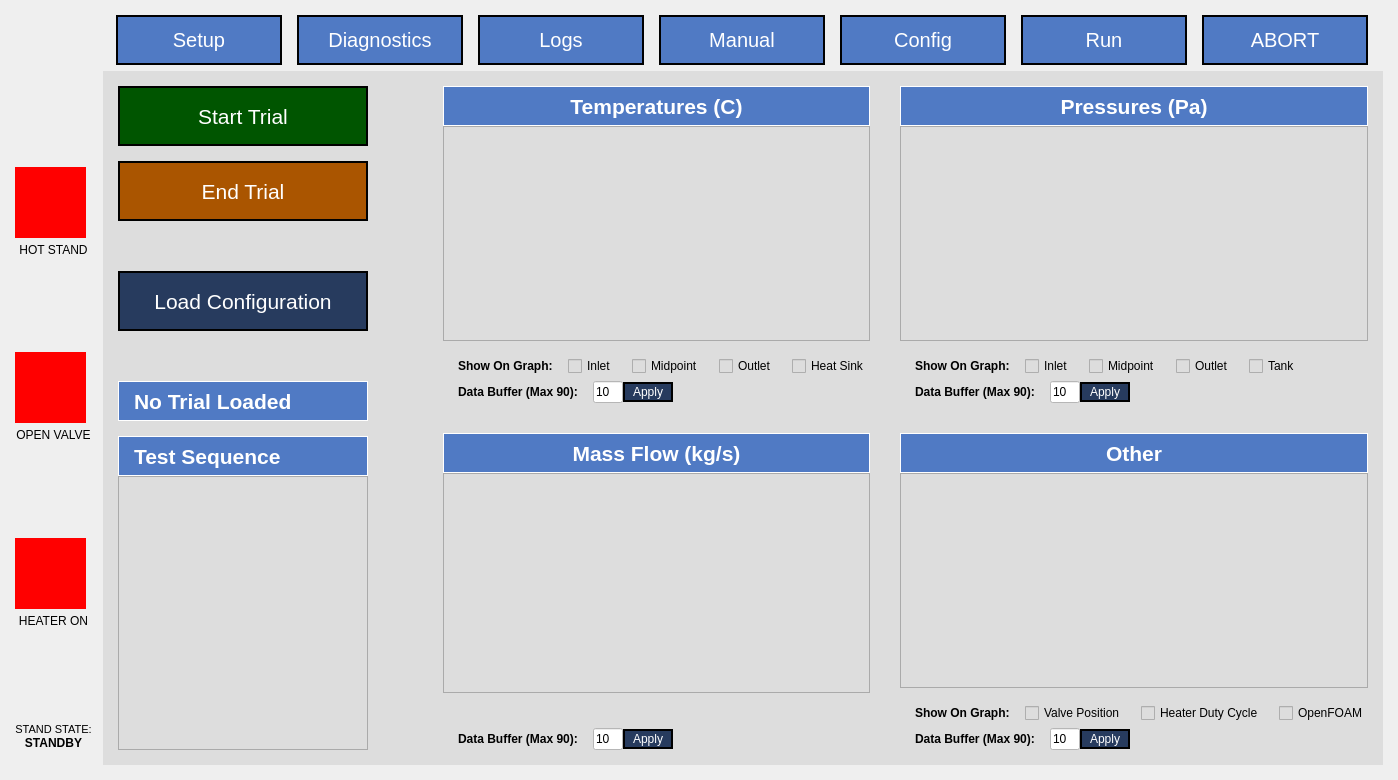
First picture: the form in App/UI/QT5_Generated_UI.ui, repository osuntp/ntp, before the edit.
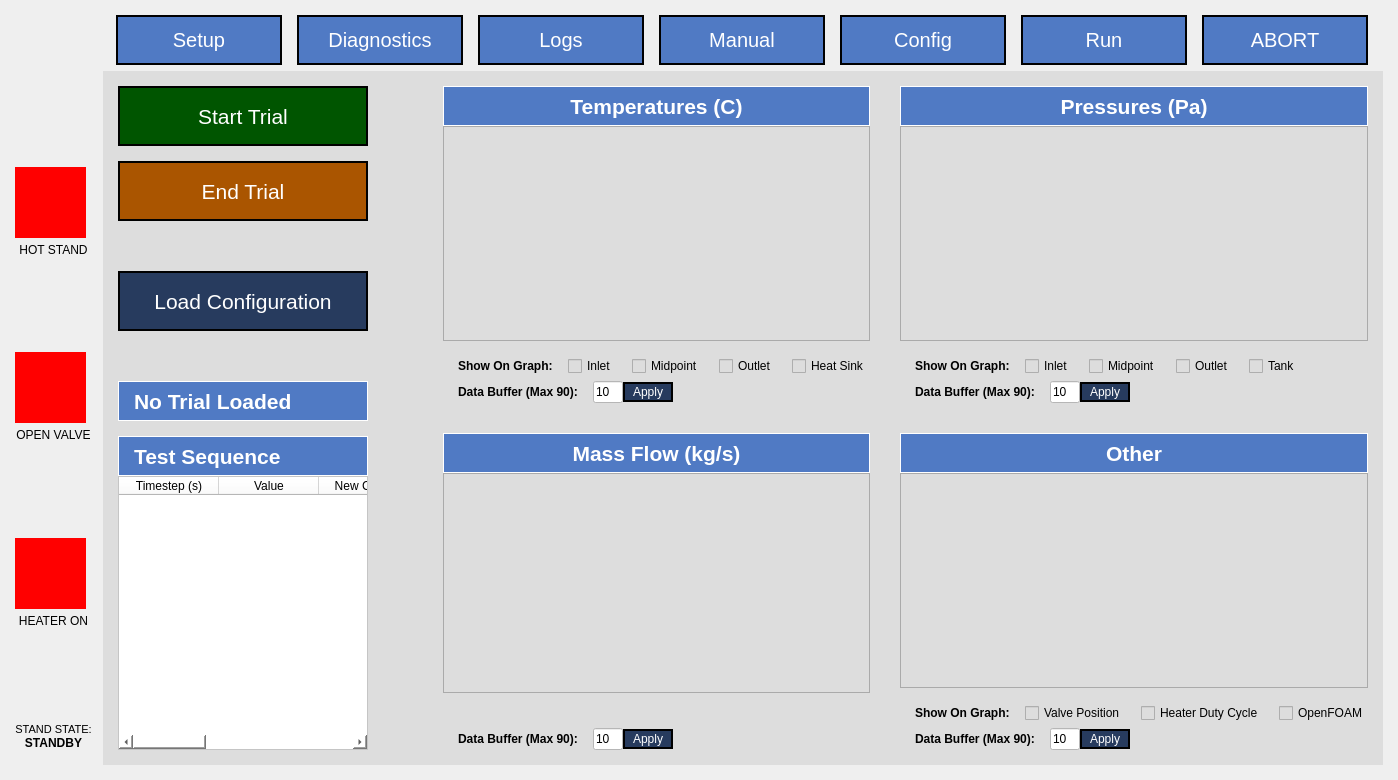
Second picture: the form after the edit. The open tabs and pages were chosen to show the change. Custom widgets are drawn as their Qt base class.

Patch:
```diff
--- a/App/UI/QT5_Generated_UI.ui
+++ b/App/UI/QT5_Generated_UI.ui
@@ -2698,7 +2698,7 @@
             <item>
              <widget class="QTableWidget" name="run_test_sequence_table">
               <property name="sizePolicy">
-               <sizepolicy hsizetype="Fixed" vsizetype="Expanding">
+               <sizepolicy hsizetype="Expanding" vsizetype="Expanding">
                 <horstretch>0</horstretch>
                 <verstretch>0</verstretch>
                </sizepolicy>
@@ -2715,8 +2715,14 @@
                 <height>16777215</height>
                </size>
               </property>
+              <property name="styleSheet">
+               <string notr="true">background-color: rgb(255, 255, 255);</string>
+              </property>
+              <property name="rowCount">
+               <number>0</number>
+              </property>
               <attribute name="horizontalHeaderVisible">
-               <bool>false</bool>
+               <bool>true</bool>
               </attribute>
               <attribute name="horizontalHeaderCascadingSectionResizes">
                <bool>false</bool>
@@ -2737,6 +2743,26 @@
                 <string>Value</string>
                </property>
               </column>
+              <column>
+               <property name="text">
+                <string>New Column</string>
+               </property>
+              </column>
+              <column>
+               <property name="text">
+                <string>New Column</string>
+               </property>
+              </column>
+              <column>
+               <property name="text">
+                <string>New Column</string>
+               </property>
+              </column>
+              <column>
+               <property name="text">
+                <string>New Column</string>
+               </property>
+              </column>
              </widget>
             </item>
            </layout>
```
Left out of the diff: 2 changed lines with no effect on the pictures.
